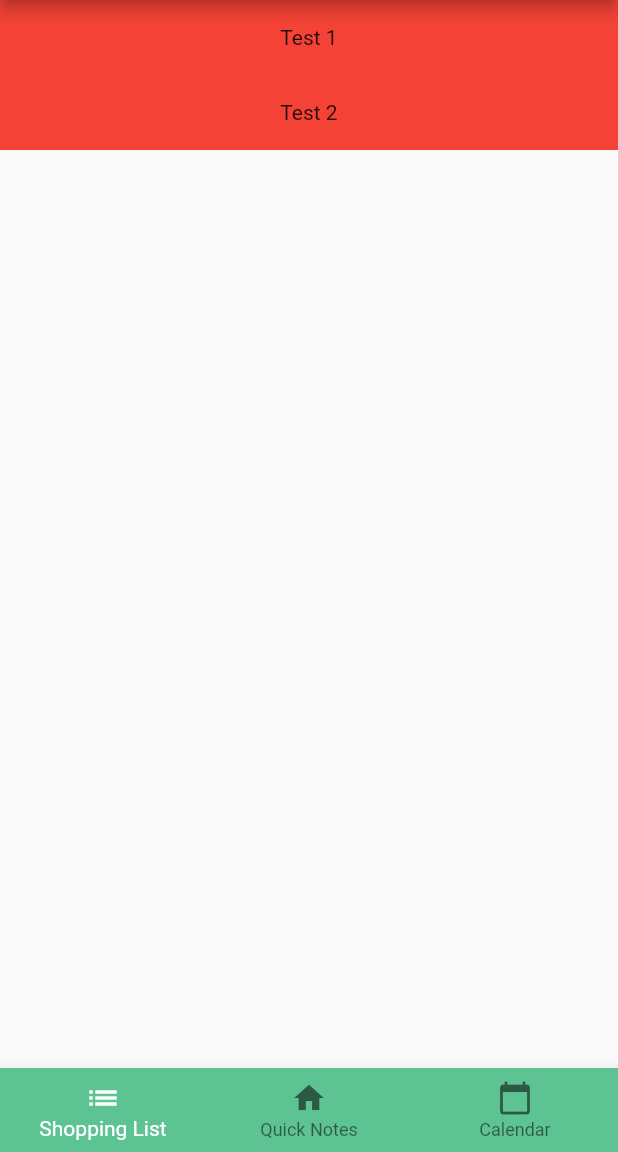
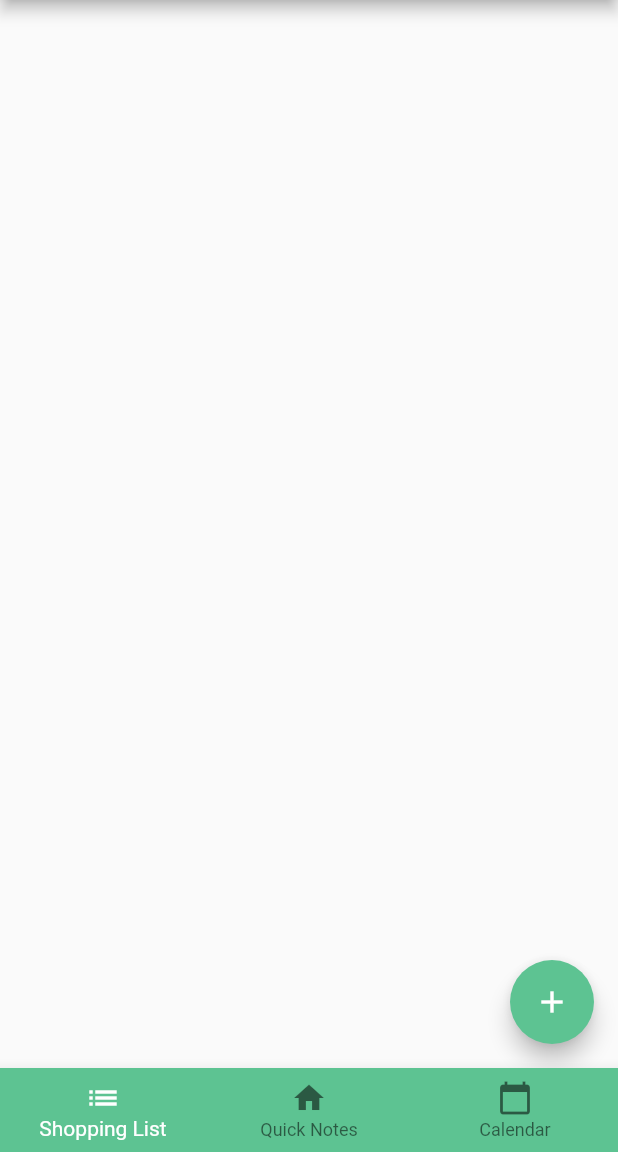
Before and after one commit to Dextavision/storlisty, a Flutter app: the screen it shows after launch, on a phone screen of 412 x 824 dp, the part 84-1236 px from its top. Run offline on Flutter 3.47's test engine with Material 2 defaults, Android fonts, the phone set to English and light mode, and no system bars.

Commit message:
worked on listitem view and add items dynamically and started with user input form for adding a new shopping list item

```diff
--- a/lib/views/home/home.dart
+++ b/lib/views/home/home.dart
@@ -6,11 +6,11 @@ import 'package:storlisty/views/shoppingList/shopping_list_home.dart';
 class Home extends StatefulWidget {
   @override
   State<StatefulWidget> createState() {
-    return _HomeState();
+    return HomeState();
   }
 }
 
-class _HomeState extends State<Home> {
+class HomeState extends State<Home> {
   int currentIndex = 0;
   final List<Widget> children = [
     ShoppingListHome(),
--- a/lib/views/shoppingList/shopping_list_home.dart
+++ b/lib/views/shoppingList/shopping_list_home.dart
@@ -1,22 +1,36 @@
 import 'package:flutter/material.dart';
 
-class ShoppingListHome extends StatelessWidget {
+class ShoppingListHome extends StatefulWidget {
+  @override
+  _ShoppingListHomeState createState() => _ShoppingListHomeState();
+}
+
+class _ShoppingListHomeState extends State<ShoppingListHome> {
+  final List<Widget> _shoppingListItems = [];
+
+  void addShoppingItem() {
+    _shoppingListItems.add(Container(
+      height: 50,
+      color: Colors.red,
+      child: const Center(child: Text("Test 1")),
+    ));
+  }
+
+  Widget buildRow(int index) {
+    return _shoppingListItems[index];
+  }
+
   @override
   Widget build(BuildContext context) {
-    return Container(
-      child: ListView(
-        children: <Widget>[
-          Container(
-            height: 50,
-            color: Colors.red,
-            child: const Center(child: Text("Test 1")),
-          ),
-          Container(
-            height: 50,
-            color: Colors.red,
-            child: const Center(child: Text("Test 2"))
-          ),
-        ],
+    return Scaffold(
+      body: ListView.builder(
+          itemCount: _shoppingListItems.length,
+          itemBuilder: (context, index) => this.buildRow(index)),
+      floatingActionButton: FloatingActionButton(
+        onPressed: () => setState(() => addShoppingItem()),
+        child: Icon(Icons.add),
+        tooltip: 'Add a new Shopping List',
+        backgroundColor: Color(0xff5DC392),
       ),
     );
   }
```
Also changed, not shown: lib/views/shoppingList/widgets/create_shopping_item_form.dart (added, +36 -0 lines).
